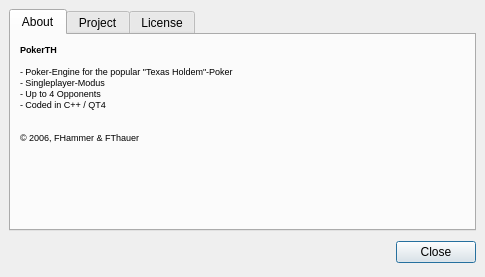
pokerth/pokerth, file src/gui/qt/aboutpokerth.ui: the form before one commit.
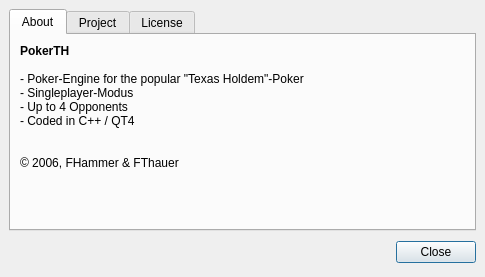
The form after the commit.

```diff
--- a/src/gui/qt/aboutpokerth.ui
+++ b/src/gui/qt/aboutpokerth.ui
@@ -40,7 +40,7 @@
          <property name="text" >
           <string>&lt;html>&lt;head>&lt;meta name="qrichtext" content="1" />&lt;style type="text/css">
 p, li { white-space: pre-wrap; }
-&lt;/style>&lt;/head>&lt;body style=" font-family:'Nimbus Sans L'; font-size:9px; font-weight:400; font-style:normal; text-decoration:none;">
+&lt;/style>&lt;/head>&lt;body style=" font-family:'Nimbus Sans L'; font-size:9pt; font-weight:400; font-style:normal; text-decoration:none;">
 &lt;p style=" margin-top:0px; margin-bottom:0px; margin-left:0px; margin-right:0px; -qt-block-indent:0; text-indent:0px;">&lt;span style=" font-weight:600;">PokerTH&lt;/span>&lt;/p>
 &lt;p style="-qt-paragraph-type:empty; margin-top:0px; margin-bottom:0px; margin-left:0px; margin-right:0px; -qt-block-indent:0; text-indent:0px; font-weight:600;">&lt;/p>
 &lt;p style=" margin-top:0px; margin-bottom:0px; margin-left:0px; margin-right:0px; -qt-block-indent:0; text-indent:0px;">- Poker-Engine for the popular "Texas Holdem"-Poker&lt;/p>
```
Left out of the diff: 2 changed lines with no effect on the pictures.
